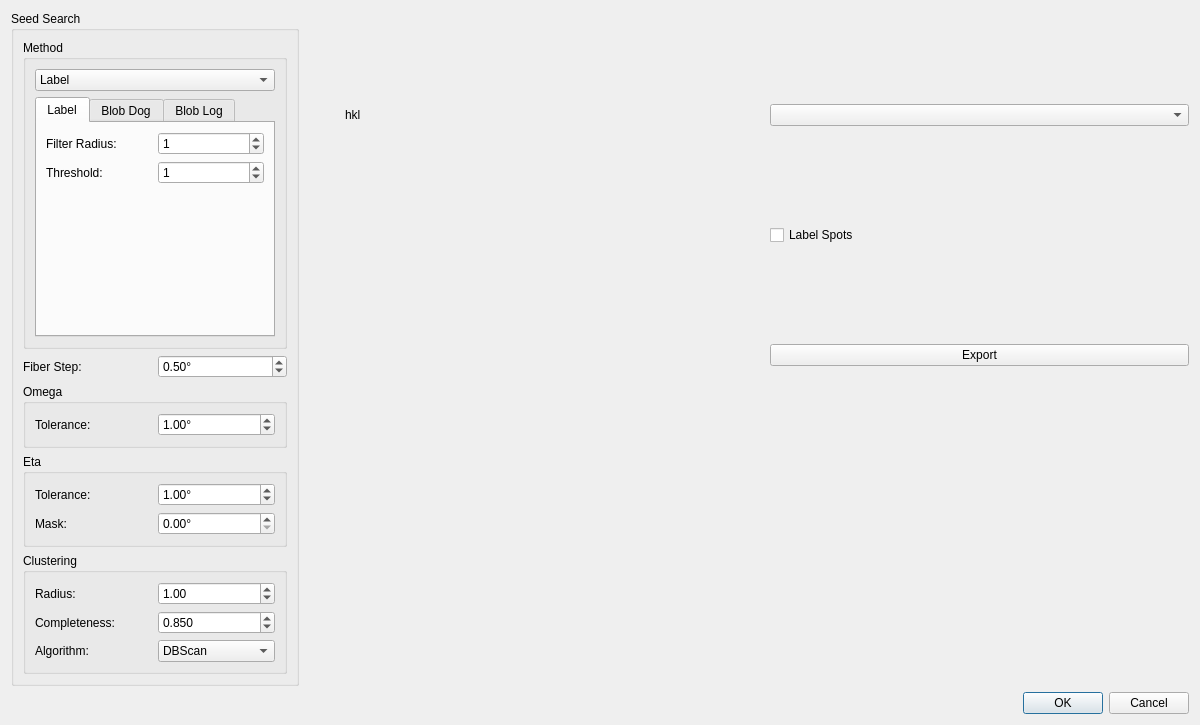
HEXRD/hexrdgui, file hexrd/ui/resources/ui/ome_maps_viewer_dialog.ui: the form before one commit.
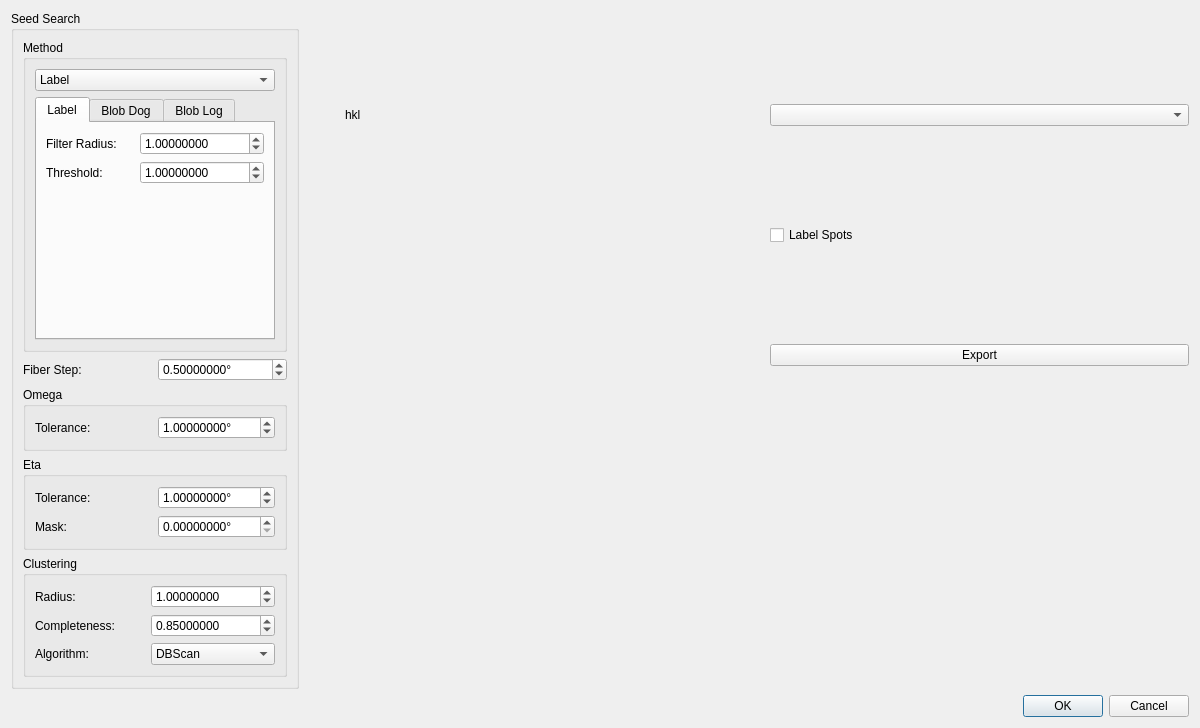
The form after the commit. The open tabs and pages were chosen to show the change. Custom widgets are drawn as their Qt base class.

Commit message: Update spots with chosen method in ome maps viewer

The edit to the form file:
```diff
--- a/hexrd/ui/resources/ui/ome_maps_viewer_dialog.ui
+++ b/hexrd/ui/resources/ui/ome_maps_viewer_dialog.ui
@@ -7,7 +7,7 @@
     <x>0</x>
     <y>0</y>
     <width>1200</width>
-    <height>725</height>
+    <height>728</height>
    </rect>
   </property>
   <layout class="QGridLayout" name="gridLayout">
@@ -60,6 +60,9 @@
            <property name="suffix">
             <string>°</string>
            </property>
+           <property name="decimals">
+            <number>8</number>
+           </property>
            <property name="minimum">
             <double>0.000000000000000</double>
            </property>
@@ -82,6 +85,9 @@
         <property name="suffix">
          <string>°</string>
         </property>
+        <property name="decimals">
+         <number>8</number>
+        </property>
         <property name="minimum">
          <double>0.000000000000000</double>
         </property>
@@ -121,26 +127,6 @@
              <string>Label</string>
             </attribute>
             <layout class="QGridLayout" name="gridLayout_2">
-             <item row="1" column="1">
-              <widget class="QSpinBox" name="label_threshold">
-               <property name="maximum">
-                <number>1000</number>
-               </property>
-               <property name="value">
-                <number>1</number>
-               </property>
-              </widget>
-             </item>
-             <item row="0" column="1">
-              <widget class="QSpinBox" name="filter_radius">
-               <property name="maximum">
-                <number>1000</number>
-               </property>
-               <property name="value">
-                <number>1</number>
-               </property>
-              </widget>
-             </item>
              <item row="1" column="0">
               <widget class="QLabel" name="label_threshold_label">
                <property name="text">
@@ -168,6 +154,38 @@
                </property>
               </spacer>
              </item>
+             <item row="0" column="1">
+              <widget class="ScientificDoubleSpinBox" name="filter_radius">
+               <property name="keyboardTracking">
+                <bool>false</bool>
+               </property>
+               <property name="decimals">
+                <number>8</number>
+               </property>
+               <property name="maximum">
+                <double>10000000.000000000000000</double>
+               </property>
+               <property name="value">
+                <double>1.000000000000000</double>
+               </property>
+              </widget>
+             </item>
+             <item row="1" column="1">
+              <widget class="ScientificDoubleSpinBox" name="label_threshold">
+               <property name="keyboardTracking">
+                <bool>false</bool>
+               </property>
+               <property name="decimals">
+                <number>8</number>
+               </property>
+               <property name="maximum">
+                <double>1000000.000000000000000</double>
+               </property>
+               <property name="value">
+                <double>1.000000000000000</double>
+               </property>
+              </widget>
+             </item>
             </layout>
            </widget>
            <widget class="QWidget" name="blob_dog_tab">
@@ -426,6 +444,9 @@
            <property name="suffix">
             <string>°</string>
            </property>
+           <property name="decimals">
+            <number>8</number>
+           </property>
            <property name="minimum">
             <double>0.000000000000000</double>
            </property>
@@ -452,6 +473,9 @@
            <property name="suffix">
             <string>°</string>
            </property>
+           <property name="decimals">
+            <number>8</number>
+           </property>
            <property name="minimum">
             <double>0.000000000000000</double>
            </property>
@@ -498,9 +522,15 @@
           </widget>
          </item>
          <item row="0" column="1">
-          <widget class="QDoubleSpinBox" name="clustering_radius">
+          <widget class="ScientificDoubleSpinBox" name="clustering_radius">
+           <property name="keyboardTracking">
+            <bool>false</bool>
+           </property>
+           <property name="decimals">
+            <number>8</number>
+           </property>
            <property name="maximum">
-            <double>1000.000000000000000</double>
+            <double>10000000.000000000000000</double>
            </property>
            <property name="value">
             <double>1.000000000000000</double>
@@ -534,7 +564,7 @@
          <item row="1" column="1">
           <widget class="QDoubleSpinBox" name="clustering_completeness">
            <property name="decimals">
-            <number>3</number>
+            <number>8</number>
            </property>
            <property name="maximum">
             <double>1.000000000000000</double>
@@ -609,6 +639,13 @@
    </item>
   </layout>
  </widget>
+ <customwidgets>
+  <customwidget>
+   <class>ScientificDoubleSpinBox</class>
+   <extends>QDoubleSpinBox</extends>
+   <header>scientificspinbox.h</header>
+  </customwidget>
+ </customwidgets>
  <tabstops>
   <tabstop>method</tabstop>
   <tabstop>tab_widget</tabstop>
```
Left out of the diff: 145 changed lines with no effect on the pictures. The commit also changes 1 other file.
